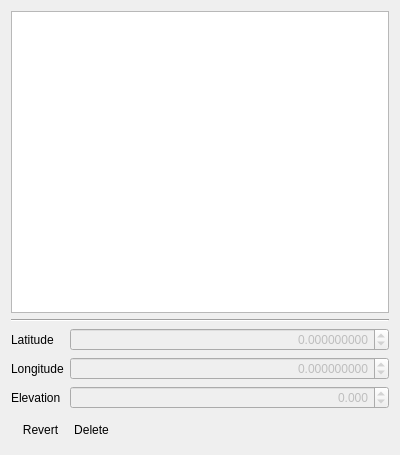
This is gui/GroundControlPointsView.ui in Kitware/TeleSculptor as Qt 5 draws it before an edit. The edited form follows.
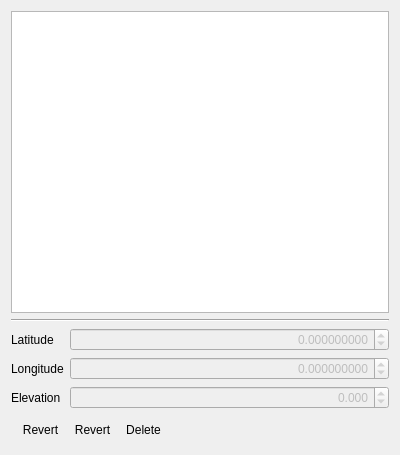
This is the edited form. Icons and pictures are not drawn.

Commit message:
Stubbed out gui elements for similarity transform
Added button to GCP pane to apply simliarity transform. Stubbed out
call chain to empty method in MainWindow. Currently button is
reusing the revert icon.

What changed in the file:
```diff
--- a/gui/GroundControlPointsView.ui
+++ b/gui/GroundControlPointsView.ui
@@ -148,6 +148,7 @@
    </item>
    <item>
     <widget class="QToolBar" name="toolBar">
+     <addaction name="actionApplySimilarity"/>
      <addaction name="actionRevert"/>
      <addaction name="actionDelete"/>
     </widget>
@@ -203,6 +204,21 @@
     <string>Delete the active point</string>
    </property>
   </action>
+  <action name="actionApplySimilarity">
+   <property name="icon">
+    <iconset resource="icons/icons.qrc">
+     <normaloff>:/icons/16x16/reset</normaloff>:/icons/16x16/reset</iconset>
+   </property>
+   <property name="text">
+    <string>&amp;Apply Similarity Transform</string>
+   </property>
+   <property name="iconText">
+    <string>Revert</string>
+   </property>
+   <property name="toolTip">
+    <string>Apply Similarity Transform to correct geo-locations</string>
+   </property>
+  </action>
  </widget>
  <resources>
   <include location="icons/icons.qrc"/>
```
The commit also changes 5 other files.
